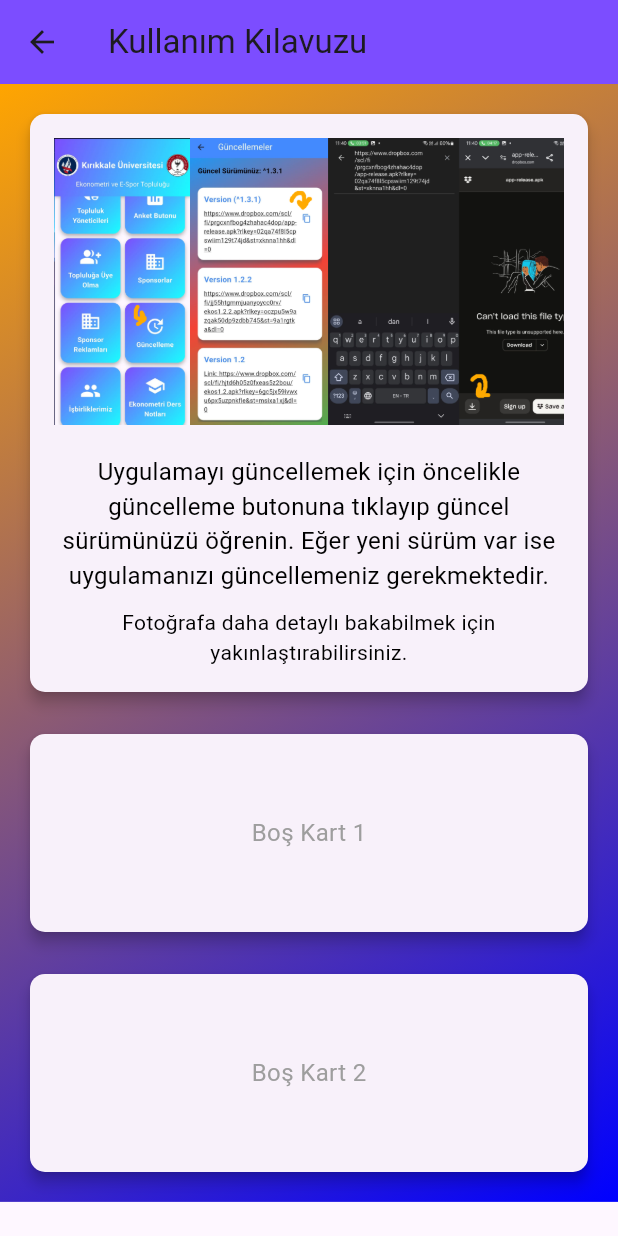
After one commit to NefAnyo71/ekos, a Flutter app: the screen it shows after launch, after a tap on "Kullanım Kılavuzu", on a phone screen of 412 x 824 dp. The commit adds this screen. Run offline on Flutter 3.47's test engine with Material 3 defaults, Android fonts, the phone set to English and light mode, and no system bars; our stand-ins replace cloud_firestore, firebase_auth, firebase_core, firebase_database, firebase_messaging, open_file and 3 more; accounts and stored records are empty.

Commit message:
ekos ^1.3.2

```diff
--- a/lib/main.dart
+++ b/lib/main.dart
@@ -24,6 +24,7 @@ import 'update_page.dart';
 import 'partnerships.dart';
 import 'lessons.dart';
 import 'calculator_page.dart';
+import 'user_guide.dart';
 
 void main() async {
   WidgetsFlutterBinding.ensureInitialized();
@@ -192,6 +193,12 @@ class _MyHomePageState extends State<MyHomePage> {
               crossAxisSpacing: 12.0,
               mainAxisSpacing: 12.0,
               children: <Widget>[
+                _buildGridButton(
+                  context,
+                  'Kullanım Kılavuzu',
+                  Icons.info,
+                  const UserGuidePage(),
+                ),
                 _buildGridButton(
                   context,
                   'Topluluk Haberleri',
--- /dev/null
+++ b/lib/user_guide.dart
@@ -0,0 +1,103 @@
+import 'package:flutter/material.dart';
+
+class UserGuidePage extends StatelessWidget {
+  const UserGuidePage({super.key});
+
+  @override
+  Widget build(BuildContext context) {
+    return Scaffold(
+      appBar: AppBar(
+        title: const Text('Kullanım Kılavuzu'),
+        backgroundColor: const Color(0xFF7C4DFF),
+      ),
+      body: Container(
+        decoration: const BoxDecoration(
+          gradient: LinearGradient(
+            begin: Alignment.topLeft,
+            end: Alignment.bottomRight,
+            colors: [
+              Color.fromRGBO(255, 165, 0, 1.0), // Turuncu
+              Color.fromRGBO(0, 0, 255, 1.0), // Mavi
+            ],
+          ),
+        ),
+        child: Padding(
+          padding: const EdgeInsets.all(16.0),
+          child: SingleChildScrollView(
+            child: Column(
+              children: [
+                Card(
+                  elevation: 4.0,
+                  shape: RoundedRectangleBorder(
+                    borderRadius: BorderRadius.circular(10.0),
+                  ),
+                  child: Padding(
+                    padding: const EdgeInsets.all(16.0),
+                    child: Column(
+                      mainAxisSize: MainAxisSize.min,
+                      children: [
+                        InteractiveViewer(
+                          child: Image.asset('assets/images/guide1.png'),
+                        ),
+                        SizedBox(height: 20.0),
+                        Text(
+                          'Uygulamayı güncellemek için öncelikle güncelleme butonuna tıklayıp güncel sürümünüzü öğrenin. Eğer yeni sürüm var ise uygulamanızı güncellemeniz gerekmektedir.',
+                          style: TextStyle(fontSize: 16.0, color: Colors.black),
+                          textAlign: TextAlign.center,
+                        ),
+                        SizedBox(height: 10.0),
+                        Text(
+                          'Fotoğrafa daha detaylı bakabilmek için yakınlaştırabilirsiniz.',
+                          style: TextStyle(fontSize: 14.0, color: Colors.black),
+                          textAlign: TextAlign.center,
+                        ),
+                      ],
+                    ),
+                  ),
+                ),
+                SizedBox(height: 20.0),
+                Card(
+                  elevation: 4.0,
+                  shape: RoundedRectangleBorder(
+                    borderRadius: BorderRadius.circular(10.0),
+                  ),
+                  child: Padding(
+                    padding: const EdgeInsets.all(16.0),
+                    child: Container(
+                      height: 100.0, // Boş kartın yüksekliği
+                      child: Center(
+                        child: Text(
+                          'Boş Kart 1',
+                          style: TextStyle(fontSize: 16.0, color: Colors.grey),
+                        ),
+                      ),
+                    ),
+                  ),
+                ),
+                SizedBox(height: 20.0),
+                Card(
+                  elevation: 4.0,
+                  shape: RoundedRectangleBorder(
+                    borderRadius: BorderRadius.circular(10.0),
+                  ),
+                  child: Padding(
+                    padding: const EdgeInsets.all(16.0),
+                    child: Container(
+                      height: 100.0, // İkinci boş kartın yüksekliği
+                      child: Center(
+                        child: Text(
+                          'Boş Kart 2',
+                          style: TextStyle(fontSize: 16.0, color: Colors.grey),
+                        ),
+                      ),
+                    ),
+                  ),
+                ),
+              ],
+            ),
+          ),
+        ),
+      ),
+    );
+  }
+}
--- a/pubspec.yaml
+++ b/pubspec.yaml
@@ -50,6 +50,7 @@ flutter:
     - assets/images/tufanexe.png
     - assets/videos/spinningfish.mp4
     - assets/images/güven_aralığı.png
+    - assets/images/guide1.png
 
 flutter_icons:
   android: true
```
Also changed, not shown: assets/images/guide1.png (added).
